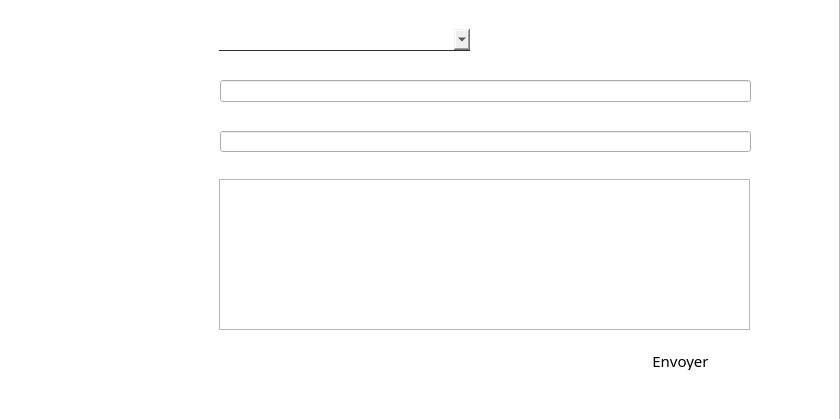
The window that dialog.ui (ghezal0n/Projet-c-) describes before a commit, drawn with Qt 5.
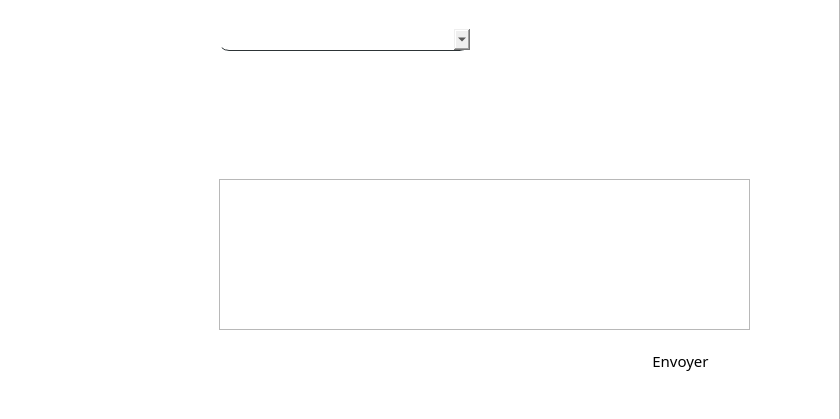
The same window after the commit. Icons and pictures are not drawn.

The edit to the form file:
```diff
--- a/dialog.ui
+++ b/dialog.ui
@@ -47,7 +47,7 @@
                                  stop: 0.5#4399fe, stop: 1.0#1b83fe);
 border-radius:20px;
 border-radius:15px;
-border: 1px solid white;
+border: none;
 
 }
 
@@ -70,6 +70,9 @@
      <height>22</height>
     </rect>
    </property>
+   <property name="styleSheet">
+    <string notr="true"> border-radius: 10px;</string>
+   </property>
   </widget>
   <widget class="QLabel" name="label_24">
    <property name="geometry">
@@ -101,6 +104,9 @@
      <height>21</height>
     </rect>
    </property>
+   <property name="styleSheet">
+    <string notr="true"> border-radius: 10px;</string>
+   </property>
   </widget>
   <widget class="QFrame" name="frame_12">
    <property name="geometry">
@@ -130,6 +136,7 @@
      <string notr="true">QComboBox{
 border:none;
 border-bottom:1px solid #2d3436;
+ border-radius: 10px;
 }
 QComboBox::hover{
 background: rgba(119,181,254,0.5);
```
Left out of the diff: 5 changed lines with no effect on the pictures.
